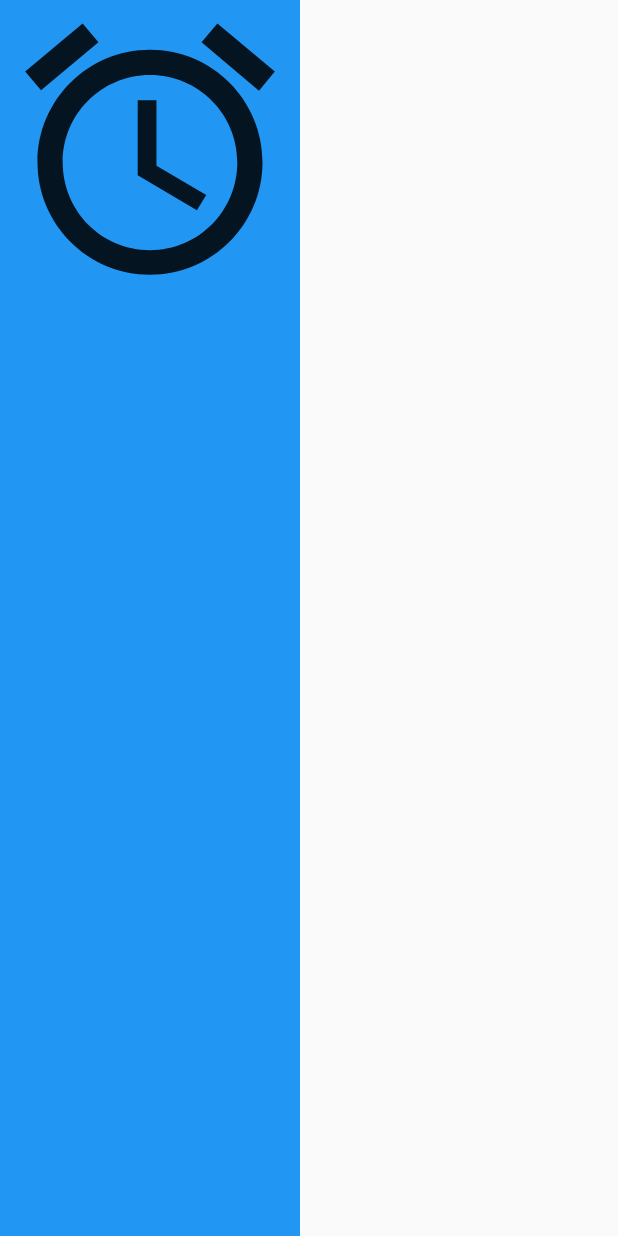
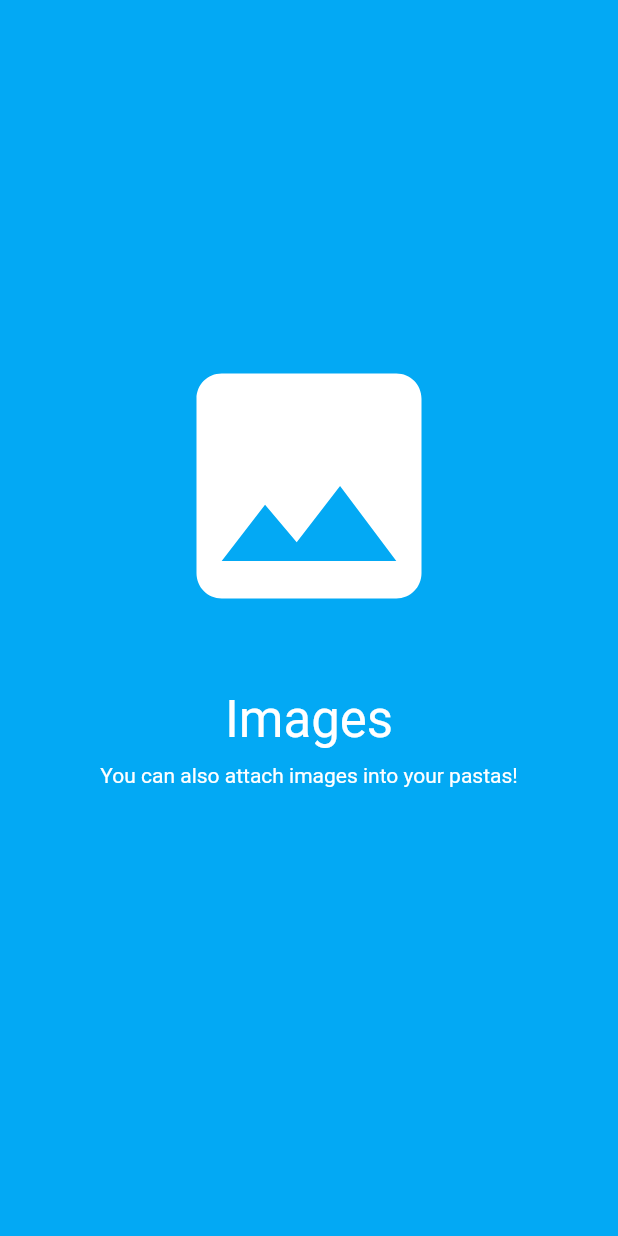
Before and after one commit to kekland/pasta-app, a Flutter app: the screen it shows after launch, on a phone screen of 412 x 824 dp. Run offline on Flutter 3.47's test engine with Material 2 defaults, Android fonts, the phone set to English and light mode, and no system bars.

Commit message:
Creating onboarding library

```diff
--- a/lib/onboarding_page.dart
+++ b/lib/onboarding_page.dart
@@ -1,4 +1,29 @@
 import 'package:flutter/material.dart';
+import 'page.dart';
+
+final pages = [
+  new PageViewModel(
+    color: Colors.teal,
+    heroIcon: Icons.cloud,
+    title: 'Saving in cloud',
+    body: 'You can save all your pastas in cloud and download them on any device!',
+    pagerIcon: null,
+  ),
+  new PageViewModel(
+    color: Colors.lightBlue,
+    heroIcon: Icons.image,
+    title: 'Images',
+    body: 'You can also attach images into your pastas!',
+    pagerIcon: null,
+  ),
+  new PageViewModel(
+    color: Colors.lime,
+    heroIcon: Icons.share,
+    title: 'Sharing',
+    body: 'You can share your pastas with your friends, coworker, or even with your cat!',
+    pagerIcon: null,
+  ),
+];
 
 class OnboardingPage extends StatefulWidget {
   @override
@@ -7,23 +32,20 @@ class OnboardingPage extends StatefulWidget {
   }
 }
 
-class OnboardingPageState extends State<OnboardingPage> with SingleTickerProviderStateMixin {
+class OnboardingPageState extends State<OnboardingPage> {
   @override
   Widget build(BuildContext context) {
     return Scaffold(
       body: Stack(
         children: [
-          new Container(
-            color: Colors.blue,
-            child: Column(
-              children: [
-                Icon(
-                  Icons.access_alarm,
-                  size: 200.0,
-                )
-              ],
-            ),
-          )
+          new Page(
+            viewModel: pages[0],
+            percentVisible: 1.0,
+          ),
+          new Page(
+            viewModel: pages[1],
+            percentVisible: 1.0,
+          ),
         ],
       ),
     );
--- /dev/null
+++ b/lib/page.dart
@@ -0,0 +1,73 @@
+import 'package:flutter/material.dart';
+
+class PageViewModel {
+  final Color color;
+  final IconData heroIcon;
+  final String title;
+  final String body;
+  final IconData pagerIcon;
+
+  PageViewModel({this.color, this.heroIcon, this.title, this.body, this.pagerIcon});
+}
+
+class Page extends StatelessWidget {
+  final PageViewModel viewModel;
+  final double percentVisible;
+
+  Page({this.viewModel, this.percentVisible = 1.0});
+
+  @override
+  Widget build(BuildContext context) {
+    return new Container(
+      padding: new EdgeInsets.all(32.0),
+      width: double.infinity,
+      color: viewModel.color,
+      child: Opacity(
+        opacity: percentVisible,
+        child: Column(
+          mainAxisAlignment: MainAxisAlignment.center,
+          children: [
+            Transform(
+              transform: new Matrix4.translationValues(0.0, 50.0 * (1.0 - percentVisible), 0.0),
+              child: Padding(
+                padding: EdgeInsets.only(bottom: 25.0),
+                child: Icon(
+                  viewModel.heroIcon,
+                  size: 200.0,
+                  color: Colors.white,
+                ),
+              ),
+            ),
+            Transform(
+              transform: new Matrix4.translationValues(0.0, 30.0 * (1.0 - percentVisible), 0.0),
+              child: Padding(
+                padding: EdgeInsets.only(top: 10.0, bottom: 10.0),
+                child: Text(
+                  viewModel.title,
+                  textAlign: TextAlign.center,
+                  style: TextStyle(
+                    color: Colors.white,
+                    fontSize: 34.0,
+                  ),
+                ),
+              ),
+            ),
+            Transform(
+              transform: new Matrix4.translationValues(0.0, 30.0 * (1.0 - percentVisible), 0.0),
+              child: Padding(
+                padding: EdgeInsets.only(bottom: 75.0),
+                child: Text(
+                  viewModel.body,
+                  textAlign: TextAlign.center,
+                  style: TextStyle(
+                    color: Colors.white,
+                  ),
+                ),
+              ),
+            ),
+          ],
+        ),
+      ),
+    );
+  }
+}
```
